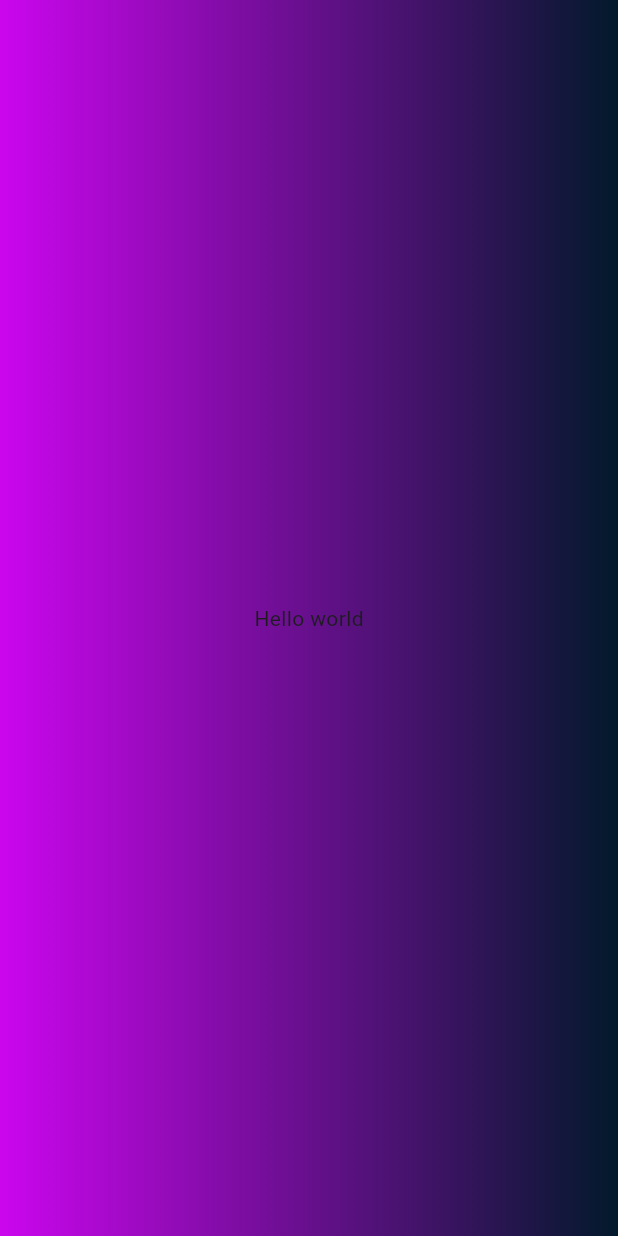
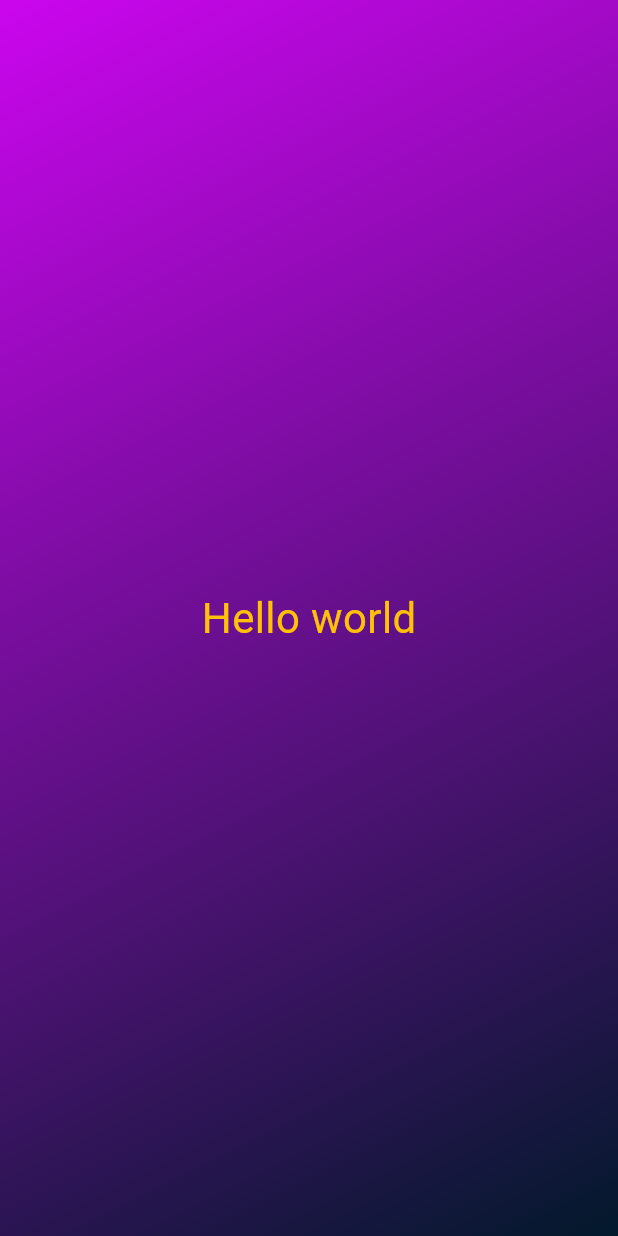
Before and after one commit to shubhh123/flutter-basics, a Flutter app: the screen it shows after launch, on a phone screen of 412 x 824 dp. Run offline on Flutter 3.47's test engine with Material 3 defaults, Android fonts, the phone set to English and light mode, and no system bars.

Commit message:
code files updated

```diff
--- a/lib/main.dart
+++ b/lib/main.dart
@@ -2,22 +2,42 @@ import 'package:flutter/material.dart';
 
 void main() {
   runApp(
-    MaterialApp(
+    const MaterialApp(
       home: Scaffold(
-        body: Container(
+        body: GradientContainer(),
+      ),
+    ),
+  );
+}
+
+class GradientContainer extends StatelessWidget{
+
+  // GradientContainer( {key} ) {     //Here {} having inside are called as named parameters
+  //   //doing some initialization work
+  // }
+
+  // GradientContainer({key}) : super(key: key)     //Here {} having inside are called as named parameters
+    //doing some initialization work
+  const GradientContainer({super.key});
+
+  /*context contains metadata about some useful information about this widget in the overall widget tree */
+  @override
+  Widget build(context) { //build automatically receives a value for the context parameter
+      return Container(
           decoration: const BoxDecoration(
             gradient: LinearGradient(
               colors: [
                 Color.fromARGB(255, 203, 6, 238),
                 Color.fromARGB(255, 2, 25, 43)
               ],
+              begin: Alignment.topLeft,
+              end: Alignment.bottomRight,
             ),
           ),
+
           child: const Center(
-            child: Text('Hello world'),
+            child: Text('Hello world', style: TextStyle(color: Colors.amber, fontSize: 28.0),),
           ),
-        ),
-      ),
-    ),
-  );
+        );
+  }
 }
```
